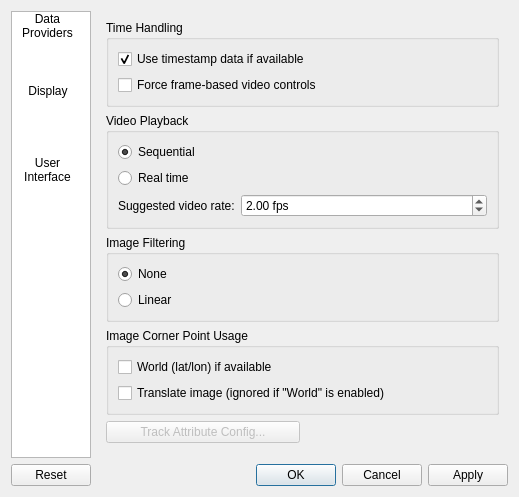
Above: Applications/VpView/vpConfigure.ui from Kitware/vivia before the change. Below: the same form after it.
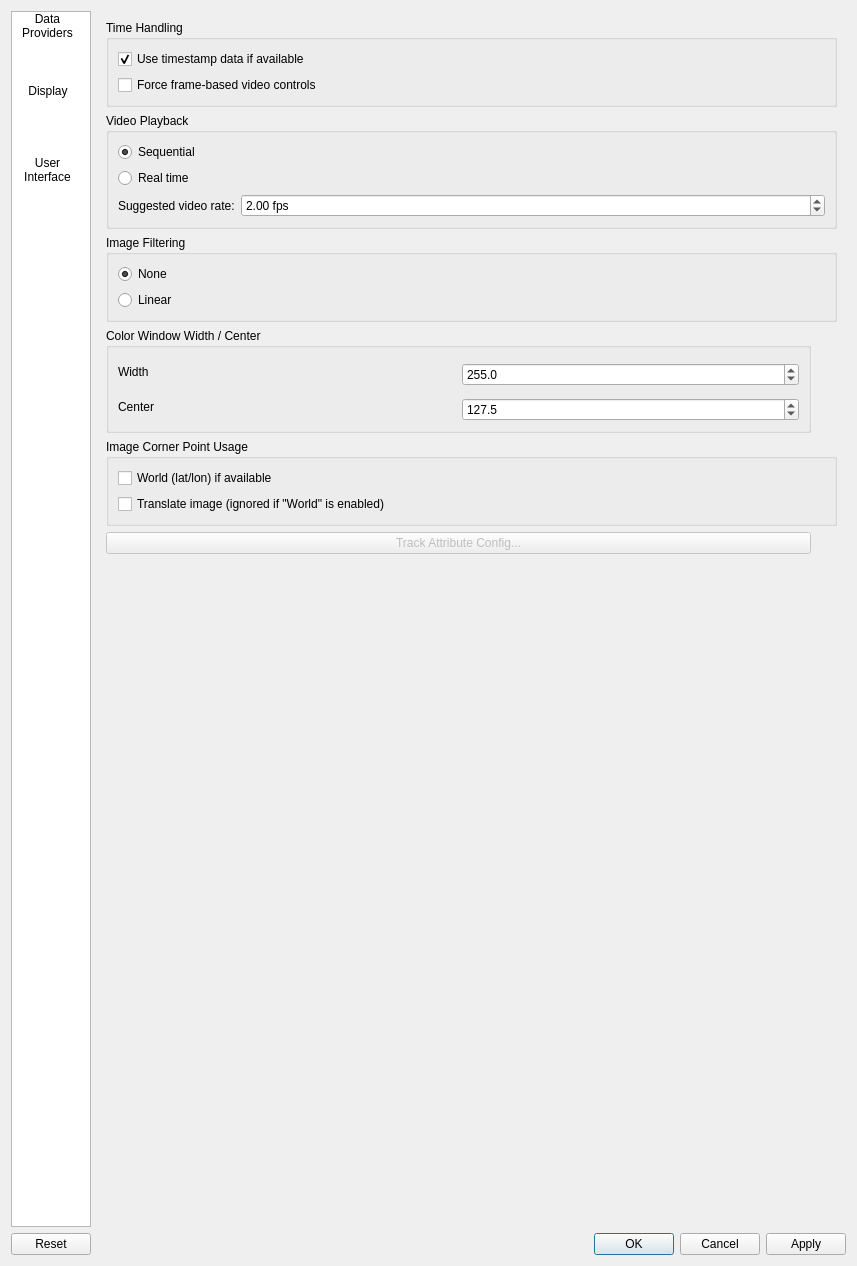
That is the form after the change. The open tabs and pages were chosen to show the change. Icons and pictures are not drawn.

Commit message: Add controls for color window (width) and level (center)

Diff of the .ui file:
```diff
--- a/Applications/VpView/vpConfigure.ui
+++ b/Applications/VpView/vpConfigure.ui
@@ -6,8 +6,8 @@
    <rect>
     <x>0</x>
     <y>0</y>
-    <width>519</width>
-    <height>448</height>
+    <width>857</width>
+    <height>1266</height>
    </rect>
   </property>
   <property name="windowTitle">
@@ -71,7 +71,7 @@
       <enum>QFrame::NoFrame</enum>
      </property>
      <property name="currentIndex">
-      <number>2</number>
+      <number>1</number>
      </property>
      <widget class="QWidget" name="pageDataProviders">
       <layout class="QGridLayout" name="gridLayout_2">
@@ -489,6 +489,32 @@
      </widget>
      <widget class="QWidget" name="pageDisplay">
       <layout class="QGridLayout" name="gridLayout_3">
+       <item row="2" column="0" colspan="2">
+        <widget class="QGroupBox" name="groupBox_2">
+         <property name="title">
+          <string>Image Filtering</string>
+         </property>
+         <layout class="QVBoxLayout" name="verticalLayout_2">
+          <item>
+           <widget class="QRadioButton" name="displayNoImageFiltering">
+            <property name="text">
+             <string>None</string>
+            </property>
+            <property name="checked">
+             <bool>true</bool>
+            </property>
+           </widget>
+          </item>
+          <item>
+           <widget class="QRadioButton" name="displayLinearImageFiltering">
+            <property name="text">
+             <string>Linear</string>
+            </property>
+           </widget>
+          </item>
+         </layout>
+        </widget>
+       </item>
        <item row="0" column="0" colspan="2">
         <widget class="QGroupBox" name="groupBox_5">
          <property name="title">
@@ -573,56 +599,7 @@
          </layout>
         </widget>
        </item>
-       <item row="2" column="0" colspan="2">
-        <widget class="QGroupBox" name="groupBox_2">
-         <property name="title">
-          <string>Image Filtering</string>
-         </property>
-         <layout class="QVBoxLayout" name="verticalLayout_2">
-          <item>
-           <widget class="QRadioButton" name="displayNoImageFiltering">
-            <property name="text">
-             <string>None</string>
-            </property>
-            <property name="checked">
-             <bool>true</bool>
-            </property>
-           </widget>
-          </item>
-          <item>
-           <widget class="QRadioButton" name="displayLinearImageFiltering">
-            <property name="text">
-             <string>Linear</string>
-            </property>
-           </widget>
-          </item>
-         </layout>
-        </widget>
-       </item>
-       <item row="3" column="0" colspan="2">
-        <widget class="QGroupBox" name="groupBox_3">
-         <property name="title">
-          <string>Image Corner Point Usage</string>
-         </property>
-         <layout class="QVBoxLayout" name="verticalLayout_3">
-          <item>
-           <widget class="QCheckBox" name="displayEnableWorldIfAvailable">
-            <property name="text">
-             <string>World (lat/lon) if available</string>
-            </property>
-           </widget>
-          </item>
-          <item>
-           <widget class="QCheckBox" name="displayTranslateImage">
-            <property name="text">
-             <string>Translate image (ignored if &quot;World&quot; is enabled)</string>
-            </property>
-           </widget>
-          </item>
-         </layout>
-        </widget>
-       </item>
-       <item row="4" column="0">
+       <item row="5" column="0">
         <widget class="QPushButton" name="trackAttributeConfig">
          <property name="enabled">
           <bool>false</bool>
@@ -638,7 +615,7 @@
          </property>
         </widget>
        </item>
-       <item row="5" column="1">
+       <item row="6" column="1">
         <spacer name="verticalSpacer">
          <property name="orientation">
           <enum>Qt::Vertical</enum>
@@ -651,6 +628,96 @@
          </property>
         </spacer>
        </item>
+       <item row="4" column="0" colspan="2">
+        <widget class="QGroupBox" name="groupBox_3">
+         <property name="title">
+          <string>Image Corner Point Usage</string>
+         </property>
+         <layout class="QVBoxLayout" name="verticalLayout_3">
+          <item>
+           <widget class="QCheckBox" name="displayEnableWorldIfAvailable">
+            <property name="text">
+             <string>World (lat/lon) if available</string>
+            </property>
+           </widget>
+          </item>
+          <item>
+           <widget class="QCheckBox" name="displayTranslateImage">
+            <property name="text">
+             <string>Translate image (ignored if &quot;World&quot; is enabled)</string>
+            </property>
+           </widget>
+          </item>
+         </layout>
+        </widget>
+       </item>
+       <item row="3" column="0">
+        <widget class="QGroupBox" name="groupBox_7">
+         <property name="sizePolicy">
+          <sizepolicy hsizetype="Expanding" vsizetype="Preferred">
+           <horstretch>0</horstretch>
+           <verstretch>0</verstretch>
+          </sizepolicy>
+         </property>
+         <property name="title">
+          <string>Color Window Width / Center</string>
+         </property>
+         <layout class="QGridLayout" name="gridLayout_4">
+          <item row="1" column="1">
+           <widget class="QDoubleSpinBox" name="colorWindowWidth">
+            <property name="decimals">
+             <number>1</number>
+            </property>
+            <property name="minimum">
+             <double>1.000000000000000</double>
+            </property>
+            <property name="maximum">
+             <double>16777216.000000000000000</double>
+            </property>
+            <property name="value">
+             <double>255.000000000000000</double>
+            </property>
+           </widget>
+          </item>
+          <item row="3" column="1">
+           <widget class="QDoubleSpinBox" name="colorWindowCenter">
+            <property name="decimals">
+             <number>1</number>
+            </property>
+            <property name="minimum">
+             <double>0.500000000000000</double>
+            </property>
+            <property name="maximum">
+             <double>16777216.000000000000000</double>
+            </property>
+            <property name="value">
+             <double>127.500000000000000</double>
+            </property>
+           </widget>
+          </item>
+          <item row="0" column="0" rowspan="2">
+           <widget class="QLabel" name="label_2">
+            <property name="toolTip">
+             <string>Size of the color window. Typically the maximum value of the data (thus mapping 0 to that value).</string>
+            </property>
+            <property name="text">
+             <string>Width</string>
+            </property>
+           </widget>
+          </item>
+          <item row="2" column="0" rowspan="2">
+           <widget class="QLabel" name="label_3">
+            <property name="toolTip">
+             <string>Center of the color window. Typically the half the window width.</string>
+            </property>
+            <property name="text">
+             <string>Center</string>
+            </property>
+           </widget>
+          </item>
+         </layout>
+        </widget>
+       </item>
       </layout>
      </widget>
      <widget class="QWidget" name="pageInterface">
```
The commit also changes 6 other files.
